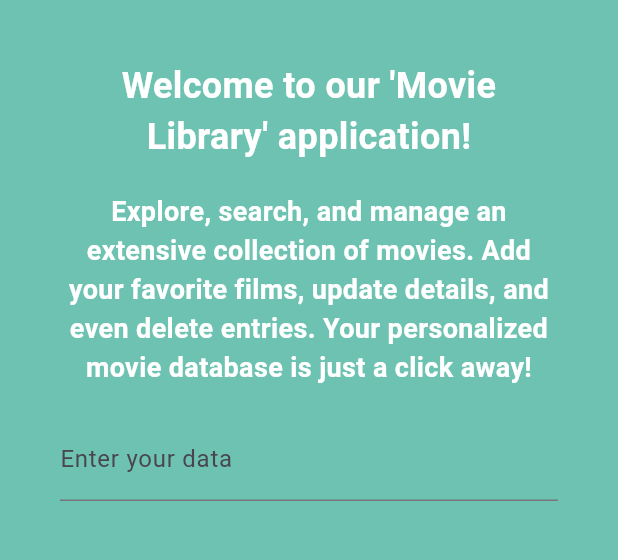
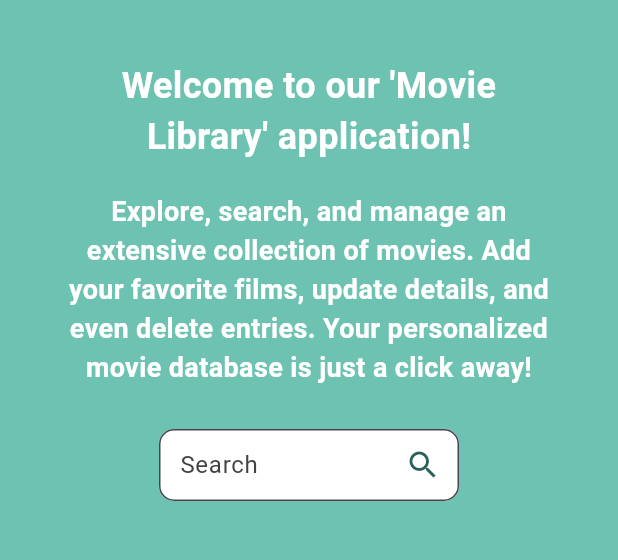
Before and after one commit to hasanBafuleh/Movies-Library-App, a Flutter app: the screen it shows after launch, on a phone screen of 412 x 824 dp, the part 84-644 px from its top. Run offline on Flutter 3.47's test engine with Material 3 defaults, Android fonts, the phone set to English and light mode, and no system bars.

Commit message:
Added the search bar

```diff
--- a/movies_library_app/lib/main.dart
+++ b/movies_library_app/lib/main.dart
@@ -48,19 +48,32 @@
                   textAlign: TextAlign.center,
                 ),
                 SizedBox(height: 20),
-                // Add your form or any other widget here
-                Form(
-                  // Your form implementation goes here
-                  child: Column(
-                    children: [
-                      TextFormField(
-                        // Your form field
-                        decoration: InputDecoration(
-                          labelText: 'Enter your data',
+                Padding(
+                  padding: const EdgeInsets.all(8.0),
+                  child: SizedBox(
+                    width: 200,
+                    child: TextField(
+                      style: TextStyle(color: Colors.white),
+                      decoration: InputDecoration(
+                        hintText: 'Search',
+                        hintStyle: TextStyle(color: Colors.grey[800]),
+                        border: OutlineInputBorder(
+                          borderRadius: BorderRadius.circular(10),
+                          borderSide: BorderSide(
+                              color: Color.fromRGBO(4, 66, 61, 0.843)),
+                        ),
+                        filled: true,
+                        fillColor: Colors.white,
+                        contentPadding: EdgeInsets.symmetric(horizontal: 10),
+                        suffixIcon: IconButton(
+                          icon: Icon(Icons.search),
+                          onPressed: () {
+                            // Handle search functionality
+                          },
+                          color: Color.fromRGBO(4, 66, 61, 0.843),
                         ),
                       ),
-                      // Add more form fields or other widgets as needed
-                    ],
+                    ),
                   ),
                 ),
               ],
```
